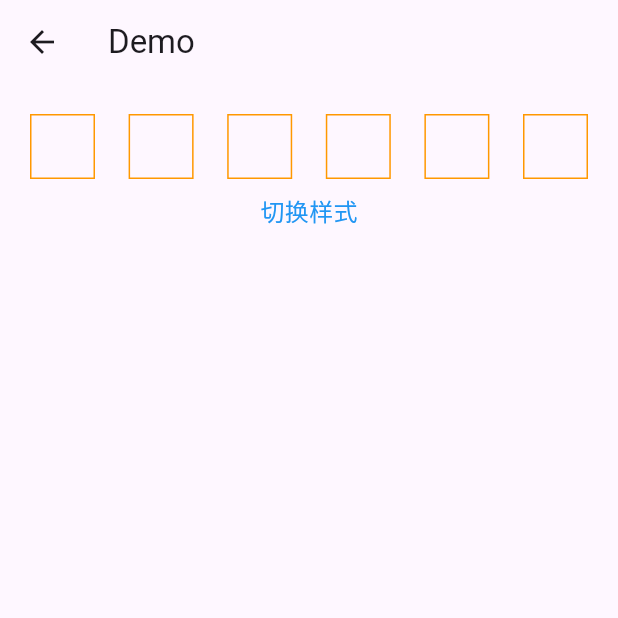
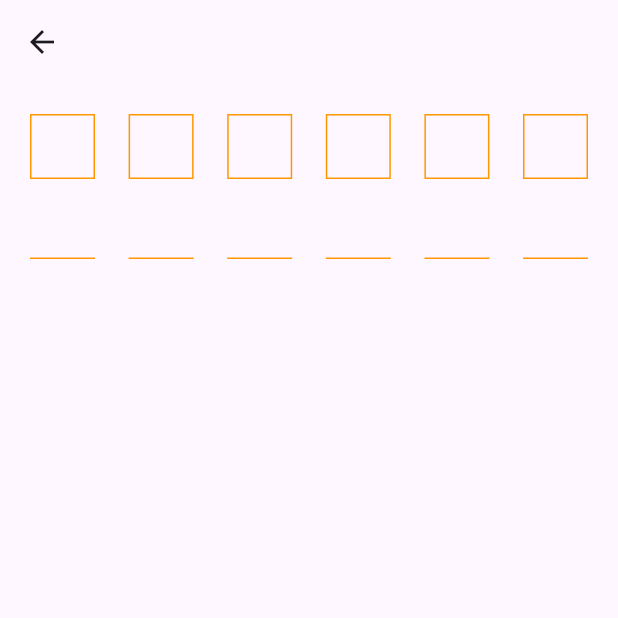
Before and after one commit to L-Jay/lj_flutter_package, a Flutter app: the PasswordInputPage screen opened directly, on a phone screen of 412 x 824 dp, the top half of it. Run offline on Flutter 3.47's test engine with Material 3 defaults, Android fonts, the phone set to English and light mode, and no system bars; drawn by our look-alikes of pull_to_refresh; our stand-ins replace cached_network_image, connectivity_plus, date_format, device_info_plus, dio, flutter_easyloading and 9 more; missing offline and left inert: alipay_kit, flutter_json_view, flutter_swiper_null_safety_flutter3, fluwx, webview_flutter_android, webview_flutter_wkwebview; accounts and stored records are empty; network calls fail.

Commit message:
demo修改

```diff
--- a/example/lib/demo_pages/pages/dropdown_page.dart
+++ b/example/lib/demo_pages/pages/dropdown_page.dart
@@ -65,6 +65,7 @@ class _DropdownPageState extends State<DropdownPage> {
               width: 150,
               height: 44,
               color: Colors.orange,
+              alignment: Alignment.center,
               child: const Text('show'),
             )
           : null,
@@ -72,7 +73,9 @@ class _DropdownPageState extends State<DropdownPage> {
       itemBuilder: (index) {
         return Text(index.toString());
       },
-      onSelected: (int index) {},
+      onSelected: (int index) {
+        print(index);
+      },
     );
   }
 }
--- a/example/lib/demo_pages/pages/password_input_page.dart
+++ b/example/lib/demo_pages/pages/password_input_page.dart
@@ -10,14 +10,10 @@ class PasswordInputPage extends StatefulWidget {
 }
 
 class _PasswordInputPageState extends State<PasswordInputPage> {
-  LJPasswordBarType _type = LJPasswordBarType.box;
-
   @override
   Widget build(BuildContext context) {
     return Scaffold(
-      appBar: AppBar(
-        title: const Text('Demo'),
-      ),
+      appBar: AppBar(),
       body: Padding(
         padding: const EdgeInsets.all(20.0),
         child: Column(
@@ -26,20 +22,15 @@ class _PasswordInputPageState extends State<PasswordInputPage> {
               width: 50,
               borderColor: Colors.orange,
               editComplete: (String code) {},
-              type: _type,
+              type: LJPasswordBarType.box,
             ),
             const SizedBox(height: 10),
-            quickButton(
-              text: '切换样式',
-              onPressed: () {
-                setState(() {
-                  _type = _type == LJPasswordBarType.line
-                      ? LJPasswordBarType.box
-                      : LJPasswordBarType.line;
-                });
-              },
-              fontColor: Colors.blue,
-              fontSize: 16,
+            LJPasswordBar(
+              width: 50,
+              obscureText: false,
+              borderColor: Colors.orange,
+              editComplete: (String code) {},
+              type: LJPasswordBarType.line,
             ),
           ],
         ),
```
